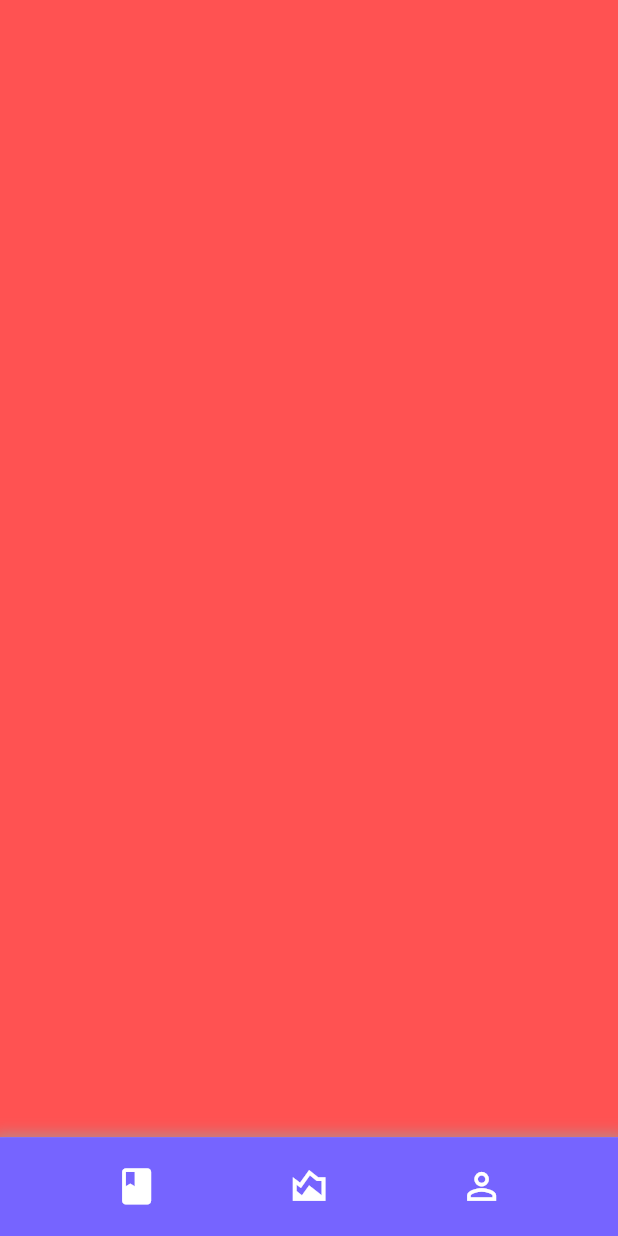
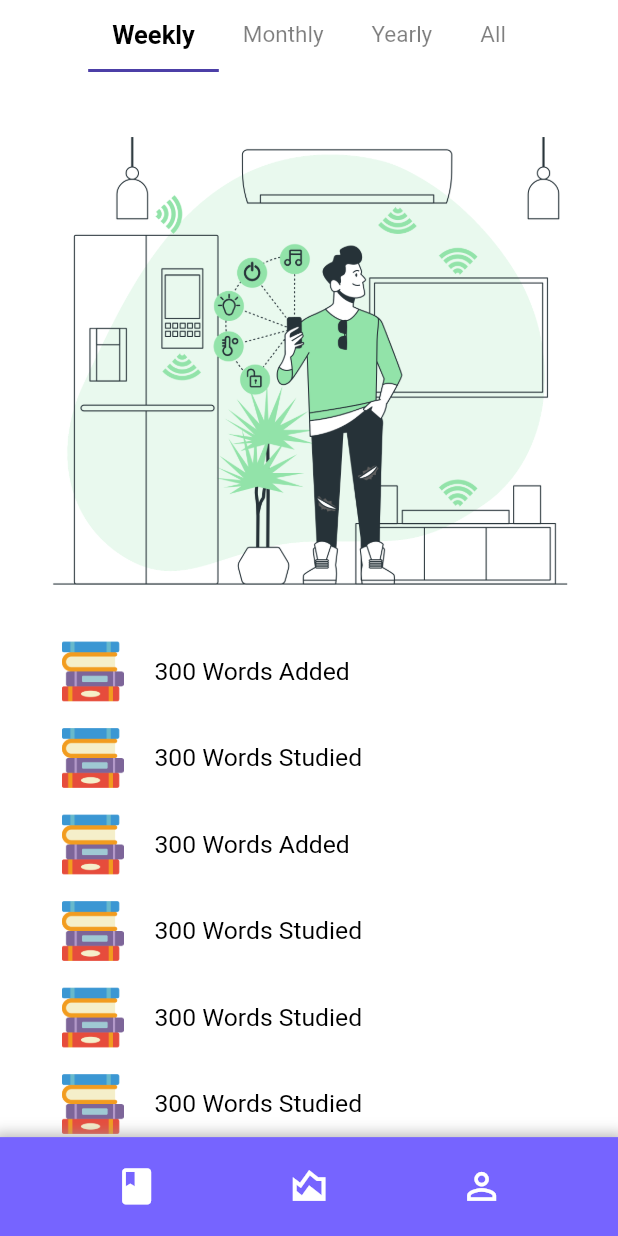
Before and after one commit to yukiya727/Vocapp, a Flutter app: the screen it shows after launch, swiped to page 2, on a phone screen of 412 x 824 dp. Run offline on Flutter 3.47's test engine with Material 2 defaults, Android fonts, the phone set to English and light mode, and no system bars; our stand-ins replace google_fonts, percent_indicator, shared_preferences.

Commit message:
Home Page

```diff
--- /dev/null
+++ b/lib/data/user_stats.dart
@@ -0,0 +1,27 @@
+class UserStats {
+  final String user_name;
+  final DateTime reg_date;
+  final DateTime last_logged_in;
+  final int studied_days_total;
+  final int studied_words_total;
+  final int words_added_total;
+  final List<Map> logs;
+
+  UserStats({
+    required this.user_name,
+    required this.reg_date,
+    required this.last_logged_in,
+    required this.studied_days_total,
+    required this.studied_words_total,
+    required this.words_added_total,
+    required this.logs,
+  });
+
+  // factory UserStats.fromJson(Map<String, dynamic> json) {
+  //   return UserStats(
+  //     followers: json['followers'],
+  //     following: json['following'],
+  //     posts: json['posts'],
+  //   );
+  // }
+}
--- a/lib/pages/home/components/book_grid_view.dart
+++ b/lib/pages/home/components/book_grid_view.dart
@@ -40,7 +40,7 @@ class _EditBookLIstViewState extends State<EditBookLIstView> {
         ),
         child: GridView.count(
           // physics: const PageScrollPhysics(),
-          controller: _controller,
+          // controller: _controller,
           crossAxisCount: 3,
           childAspectRatio: 3 / 4,
           padding: const EdgeInsets.all(8.0),
--- /dev/null
+++ b/lib/pages/home/components/stats_details.dart
@@ -0,0 +1,247 @@
+import 'package:flutter/material.dart';
+import 'package:percent_indicator/linear_percent_indicator.dart';
+import '../../../size_configs.dart';
+import '../../../styles.dart';
+
+class StatsDetailsView extends StatefulWidget {
+  StatsDetailsView({
+    required this.index,
+    required this.tabsLength,
+    required this.tabController,
+    required this.onScroll,
+  });
+
+  final int index;
+  final int tabsLength;
+  final TabController tabController;
+  final ValueChanged<double?> onScroll;
+
+  @override
+  State<StatsDetailsView> createState() => _StatsDetailsViewState();
+}
+
+class _StatsDetailsViewState extends State<StatsDetailsView> {
+  late TabController _controller;
+  Map user_stats = {
+    'name': 'Bear',
+    'reg_date': '12/12/2020',
+    'last_logged_in': "9/7/2022",
+    'studied_days_total': 10,
+    'studied_words_total': 1000,
+    'words_added': 100,
+    'log': [
+      {
+        'date': '12/12/2020',
+        'words_added': 100,
+        'words_studied': 100,
+      },
+      {
+        'date': '12/13/2020',
+        'words_added': 100,
+        'words_studied': 100,
+      },
+      {
+        'date': '12/14/2020',
+        'words_added': 100,
+        'words_studied': 100,
+      },
+      {
+        'date': '12/15/2020',
+        'words_added': 100,
+        'words_studied': 100,
+      },
+      {
+        'date': '12/16/2020',
+        'words_added': 100,
+        'words_studied': 100,
+      },
+      {
+        'date': '12/17/2020',
+        'words_added': 100,
+        'words_studied': 100,
+      },
+      {
+        'date': '12/18/2020',
+        'words_added': 100,
+        'words_studied': 100,
+      },
+      {
+        'date': '12/19/2020',
+        'words_added': 100,
+        'words_studied': 100,
+      },
+      {
+        'date': '12/20/2020',
+        'words_added': 100,
+        'words_studied': 100,
+      },
+      {
+        'date': '12/21/2020',
+        'words_added': 100,
+        'words_studied': 100,
+      },
+      {
+        'date': '12/22/2020',
+        'words_added': 100,
+        'words_studied': 100,
+      },
+      {
+        'date': '12/23/2020',
+        'words_added': 100,
+        'words_studied': 100,
+      },
+      {
+        'date': '12/24/2020',
+        'words_added': 100,
+        'words_studied': 100,
+      },
+      {
+        'date': '12/25/2020',
+        'words_added': 100,
+        'words_studied': 100,
+      },
+      {
+        'date': '12/26/2020',
+        'words_added': 100,
+        'words_studied': 100,
+      },
+      {
+        'date': '12/27/2020',
+        'words_added': 100,
+        'words_studied': 100,
+      },
+      {
+        'date': '12/28/2020',
+        'words_added': 100,
+        'words_studied': 100,
+      },
+      {
+        'date': '12/29/2020',
+        'words_added': 100,
+        'words_studied': 100,
+      },
+      {
+        'date': '9/4/2022',
+        'words_added': 100,
+        'words_studied': 100,
+      },
+      {
+        'date': '9/5/2022',
+        'words_added': 100,
+        'words_studied': 100,
+      },
+    ]
+  };
+  List stats = [
+    {
+      'title': 'Words Added',
+      'value': 100,
+      'color': kPrimaryColor2,
+    },
+    {
+      'title': 'Words Studied',
+      'value': 100,
+      'color': kPrimaryColor2,
+    },
+    {
+      'title': 'Words Added',
+      'value': 100,
+      'color': kPrimaryColor2,
+    },
+    {
+      'title': 'Words Studied',
+      'value': 100,
+      'color': kPrimaryColor2,
+    },
+    {
+      'title': 'Words Studied',
+      'value': 100,
+      'color': kPrimaryColor2,
+    },
+    {
+      'title': 'Words Studied',
+      'value': 100,
+      'color': kPrimaryColor2,
+    },
+    {
+      'title': 'Words Studied',
+      'value': 100,
+      'color': kPrimaryColor2,
+    },
+  ];
+
+  @override
+  void initState() {
+    for (int i = 0; i < user_stats['log'].length; i++) {
+      if (user_stats['log'][i]['date'] == user_stats['last_logged_in']) {
+        user_stats['log'].removeRange(i, user_stats['log'].length);
+      }
+    }
+    _controller = widget.tabController;
+    super.initState();
+  }
+
+  @override
+  Widget build(BuildContext context) {
+    final SizeV = SizeConfig.blockSizeV!;
+    final SizeH = SizeConfig.blockSizeHorizontal!;
+
+    return TabBarView(
+      physics: const NeverScrollableScrollPhysics(),
+        controller: _controller,
+        children: [
+    for (int i = 0; i < widget.tabsLength; i++)
+      Container(
+        padding: EdgeInsets.symmetric(horizontal: SizeH * 2)
+            .add(EdgeInsets.only(top: SizeV * 2)),
+        child: ListView.builder(
+          itemCount: stats.length +1 ,
+          itemBuilder: (BuildContext context, int index) {
+            return index == 0
+                ? Padding(
+                    padding: EdgeInsets.symmetric(horizontal: SizeH * 5),
+                    child: Image.asset(
+                      'assets/images/onboarding_image_3.png',
+                    ),
+                  )
+                : Container(
+                    padding: EdgeInsets.symmetric(horizontal: SizeH * 8)
+                        .add(EdgeInsets.symmetric(vertical: SizeV * 1)),
+                    child: Row(
+                      mainAxisAlignment: MainAxisAlignment.start,
+                      children: [
+                        Container(
+                          width: SizeV * 5,
+                          height: SizeV * 5,
+                          child: Image.asset(
+                            'assets/images/icons/book_stack.png',
+                            // 'assets/images/onboarding_gif_2.gif',
+                            fit: BoxFit.contain,
+                          ),
+                        ),
+                        SizedBox(
+                          width: SizeH * 5,
+                        ),
+                        RichText(
+                          text: TextSpan(
+                            children: [
+                              TextSpan(
+                                text: '300',
+                                style: kBodyText3,
+                              ),
+                              TextSpan(
+                                  text: ' ${stats[index - 1]['title']}',
+                                  style: kBodyText3),
+                            ],
+                          ),
+                        ),
+                      ],
+                    ),
+                  );
+          },
+        ),
+      ),
+    ],
+    );
+  }
+}
--- /dev/null
+++ b/lib/pages/home/components/stats_view.dart
@@ -0,0 +1,75 @@
+import 'package:flutter/material.dart';
+import 'package:vocapp/pages/home/components/stats_details.dart';
+
+import '../../../styles.dart';
+
+class StatsView extends StatefulWidget {
+  StatsView({
+    Key? key,
+    required this.books,
+  }) : super(key: key);
+
+  final List<Map> books;
+
+  @override
+  _StatsViewState createState() => _StatsViewState();
+}
+
+class _StatsViewState extends State<StatsView> with TickerProviderStateMixin {
+  List tabs = <String>['Weekly', 'Monthly', 'Yearly', 'All'];
+  int _selectedTab = 0;
+  late final TabController _tabController;
+
+  @override
+  void initState() {
+    _tabController = TabController(
+        length: tabs.length, vsync: this, animationDuration: Duration.zero);
+    super.initState();
+  }
+
+  @override
+  Widget build(BuildContext context) {
+    return DefaultTabController(
+      length: tabs.length,
+      child: Scaffold(
+        appBar: AppBar(
+          backgroundColor: kScaffoldBackground,
+          elevation: 0,
+          toolbarHeight: 0,
+          bottom: TabBar(
+            isScrollable: true,
+            controller: _tabController,
+            indicatorColor: kPrimaryColor2,
+            onTap: (index) {
+              _selectedTab = index;
+              setState(() {});
+            },
+            tabs: [
+              for (int i = 0; i < tabs.length; i++)
+                Tab(
+                  child: Text(
+                    tabs[i],
+                    style: TextStyle(
+                      fontSize: _selectedTab == i ? 17 : 15,
+                      color: _selectedTab == i
+                          ? kTextColor
+                          : kTextColor.withOpacity(0.5),
+                      fontWeight: _selectedTab == i
+                          ? FontWeight.bold
+                          : FontWeight.normal,
+                    ),
+                  ),
+                ),
+            ],
+          ),
+        ),
+        body: StatsDetailsView(
+          index: _selectedTab,
+          tabController: _tabController,
+          tabsLength: tabs.length,
+          onScroll: (position) => print('$position'),
+        ),
+      ),
+    );
+  }
+}
--- a/lib/pages/home/home_page.dart
+++ b/lib/pages/home/home_page.dart
@@ -1,5 +1,6 @@
 import 'package:flutter/material.dart';
 import 'package:flutter/services.dart';
+import 'package:vocapp/pages/home/components/stats_view.dart';
 import '../../styles.dart';
 import '../../widgets/others/main_navi_bar.dart';
 import 'components/library_view.dart';
@@ -7,8 +8,9 @@ import '../../../globals.dart' as globals;
 
 // a homepage with a navigator bar and a body
 class HomePage extends StatefulWidget {
+  const HomePage({Key? key}) : super(key: key);
   @override
-  _HomePageState createState() => _HomePageState();
+  State<HomePage> createState() => _HomePageState();
 }
 
 class _HomePageState extends State<HomePage> {
@@ -17,6 +19,36 @@ class _HomePageState extends State<HomePage> {
   );
 
   final List<Map> books = [
+    {
+      "Name": "Book 1",
+      "Type": "language",
+      "LanguageType": "ES",
+      "Words": "100",
+      "Learned": "20",
+      "LastViewed": "2022-01-01",
+      "Created": "2021-01-01",
+      "isFavorite": false,
+    },
+    {
+      "Name": "Book 2",
+      "Type": "language",
+      "LanguageType": "SV",
+      "Words": "100",
+      "Learned": "20",
+      "LastViewed": "2022-01-01",
+      "Created": "2021-01-01",
+      "isFavorite": true,
+    },
+    {
+      "Name": "Book 3",
+      "Type": "language",
+      "LanguageType": "ZH",
+      "Words": "100",
+      "Learned": "20",
+      "LastViewed": "2022-01-01",
+      "Created": "2021-01-01",
+      "isFavorite": false,
+    },
     {
       "Name": "Book 1",
       "Type": "language",
@@ -68,9 +100,7 @@ class _HomePageState extends State<HomePage> {
               physics: NeverScrollableScrollPhysics(),
               children: [
                 LibraryView(books: books),
-                Container(
-                  color: Colors.redAccent,
-                ),
+                StatsView(books: books),
                 Container(
                   color: Colors.green,
                 ),
--- a/lib/styles.dart
+++ b/lib/styles.dart
@@ -7,6 +7,7 @@ const Color kSecondaryColor = Color(0xffff7664);
 const Color kSecondaryColor2 = Color(0xffffc364);
 const Color kSecondaryColor3 = Color(0xff649fff);
 const Color kTextColor = Color(0xff000000);
+const Color kTextColor2 = Color(0x46000000);
 const Color kButtonTextColor = Color(0xffffffff);
 const Color kScaffoldBackground = Color(0xffffffff);
 const Color kTextFieldBackground = Color(0xfff4e9ff);
--- a/lib/widgets/buttons/small_text_button.dart
+++ b/lib/widgets/buttons/small_text_button.dart
@@ -16,6 +16,7 @@ class SmallTextButton extends StatelessWidget {
   Widget build(BuildContext context) {
     return Material(
       color: Colors.transparent,
+      child: Container(
         child: InkWell(
           onTap: () {
             onPressed();
@@ -32,6 +33,7 @@ class SmallTextButton extends StatelessWidget {
             ),
           ),
         ),
+      ),
     );
   }
 }
--- a/pubspec.yaml
+++ b/pubspec.yaml
@@ -11,6 +11,8 @@ environment:
 dependencies:
   flutter:
     sdk: flutter
+  sqflite: ^2.0.0+3
+  path: ^1.8.0
   provider: ^6.0.3
   form_field_validator: ^1.1.0
   google_fonts: ^2.1.0 # to use google fonts
@@ -37,6 +39,7 @@ flutter:
   assets:
     - assets/images/
     - assets/images/auth/
+    - assets/images/icons/
   # do a hot restart after adding new image directory
   fonts:
     - family: Klasik
```
Also changed, not shown: lib/pages/home/components/library_view.dart (+21 -32 lines), lib/pages/home/components/tabview_builder.dart (added, +149 -0 lines), lib/pages/onboarding/onboarding_page.dart (+0 -8 lines), assets/images/icons/book_stack.png (added), lib/pages/home/components/horizontal_scroll_page.dart (renamed from lib/pages/home/components/horizontal_scroll_list.dart), pubspec.lock, 1 other file. Lines whose indentation alone changed are shown as unchanged.
